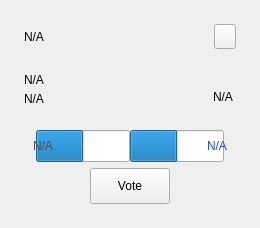
Above: src/qt/forms/proposalcard.ui from OrganicLifeCoin/OrganLife-Core before the change. Below: the same form after it.
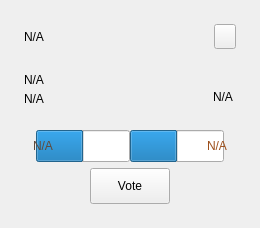
That is the form after the change.

Commit message: Update SVG color palette for better consistency across the UI

What changed in the file:
```diff
--- a/src/qt/forms/proposalcard.ui
+++ b/src/qt/forms/proposalcard.ui
@@ -343,7 +343,7 @@
             <item>
              <widget class="QLabel" name="labelNo">
               <property name="styleSheet">
-               <string notr="true">color:#4D4D4D;</string>
+               <string notr="true">color:#5E4A3C;</string>
               </property>
               <property name="text">
                <string notr="true">N/A</string>
@@ -366,7 +366,7 @@
             <item>
              <widget class="QLabel" name="labelYes">
               <property name="styleSheet">
-               <string notr="true">color:#1D4ED8;</string>
+               <string notr="true">color:#9C4E1A;</string>
               </property>
               <property name="text">
                <string notr="true">N/A</string>
```
The commit also changes 224 other files.
